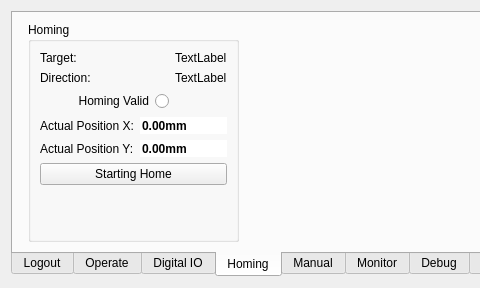
This is source/wnd/h2ops.ui in ww4u/mct-t4 as Qt 5 draws it before an edit; both pictures show x 0 to 480 and y 0 to 288 of the 754 by 288 pixel window. The edited form follows.
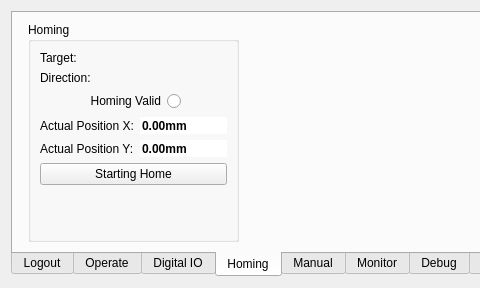
This is the edited form. The open tabs and pages were chosen to show the change. Icons and pictures are not drawn. Custom widgets are drawn as their Qt base class.

What changed in the file:
```diff
--- a/source/wnd/h2ops.ui
+++ b/source/wnd/h2ops.ui
@@ -628,20 +628,6 @@
             </property>
            </widget>
           </item>
-          <item row="0" column="2">
-           <widget class="QLabel" name="label_23">
-            <property name="text">
-             <string>TextLabel</string>
-            </property>
-           </widget>
-          </item>
-          <item row="1" column="2">
-           <widget class="QLabel" name="label_24">
-            <property name="text">
-             <string>TextLabel</string>
-            </property>
-           </widget>
-          </item>
           <item row="0" column="0">
            <widget class="QLabel" name="label_19">
             <property name="text">
@@ -750,6 +736,20 @@
             </property>
            </spacer>
           </item>
+          <item row="0" column="1" colspan="2">
+           <widget class="QLabel" name="label_homing_target">
+            <property name="text">
+             <string/>
+            </property>
+           </widget>
+          </item>
+          <item row="1" column="1" colspan="2">
+           <widget class="QLabel" name="label_homing_direction">
+            <property name="text">
+             <string/>
+            </property>
+           </widget>
+          </item>
          </layout>
         </widget>
        </item>
```
Left out of the diff: 88 changed lines with no effect on the pictures.
